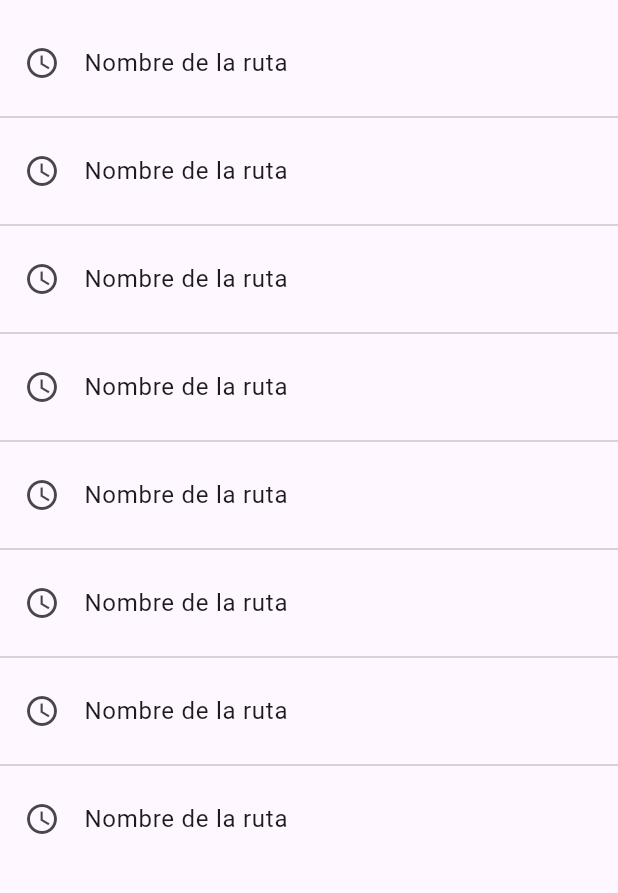
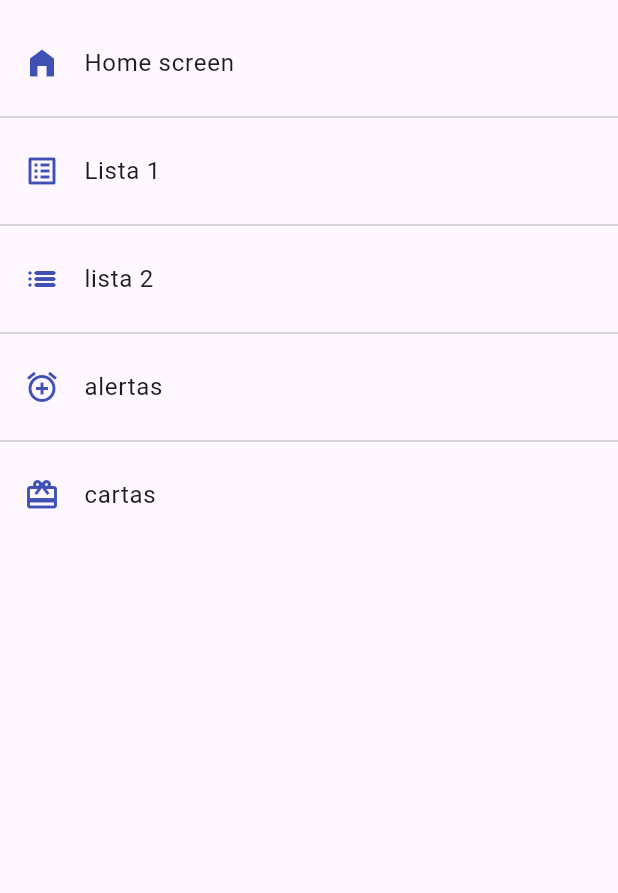
Before and after one commit to jesWeb/Componentes_Flutter, a Flutter app: the screen it shows after launch, on a phone screen of 412 x 824 dp, the part 63-956 px from its top. Run offline on Flutter 3.47's test engine with Material 3 defaults, Android fonts, the phone set to English and light mode, and no system bars.

Commit message:
creamos todos los archivos de las rutas para hacerlas dinamicas

```diff
--- a/lib/main.dart
+++ b/lib/main.dart
@@ -16,7 +16,7 @@ class MyApp extends StatelessWidget {
       title: 'Material App Bar',
       // home: const CardScreen(),
       //indicar cual es la ruta principal
-      initialRoute: AppRouter.initiaRoute,
+      initialRoute: AppRouter.initialRoute,
       //dfinir routes de la app
       //forma uno
       // routes: {
@@ -27,7 +27,7 @@ class MyApp extends StatelessWidget {
       //    'card': (BuildContext context) => const CardScreen()
       // },
       //forma 2
-      routes:AppRouter.routes ,
+      routes:AppRouter.getAppRoutes() ,
       //ongenerateRoure
       onGenerateRoute: AppRouter.onGenerateRoute,
 
--- a/lib/models/models.dart
+++ b/lib/models/models.dart
@@ -1 +1,2 @@
-export 'package:fl_components/models/menu_option.dart';
+export '../models/menu_option.dart';
+// export 'menu_option.dart';
--- a/lib/router/app_router.dart
+++ b/lib/router/app_router.dart
@@ -4,7 +4,7 @@ import 'package:componentes/screens/screens.dart';
 import 'package:flutter/material.dart';
 
 class AppRouter {
-  static const initiaRoute = 'Home';
+  static const initialRoute = 'home';
   //esta es otra forma de crear las rutas pero aqui asiganmos nombre y iconos y rutas
   static final menuOptions = <MenuOption>[
     MenuOption(
@@ -34,13 +34,25 @@ class AppRouter {
         icon: Icons.card_giftcard_outlined)
   ];
 
-  static Map<String, Widget Function(BuildContext)> routes = {
-    'Home': (BuildContext context) => const HomeScreen(),
-    'Listview1': (BuildContext context) => const Listview1Screen(),
-    'Listview2': (BuildContext context) => const Listview2Screen(),
-    'alert': (BuildContext context) => const AlertScreen(),
-    'card': (BuildContext context) => const CardScreen()
-  };
+  //metodo de mapeo de rutas, up
+  static Map<String, Widget Function(BuildContext)> getAppRoutes() {
+    Map<String, Widget Function(BuildContext)> appRoutes = {};
+
+    for (final options in menuOptions) {
+      appRoutes
+          .addAll({options.route: (BuildContext context) => options.screen});
+    }
+    return appRoutes;
+  }
+
+//rutas forma uno
+  // static Map<String, Widget Function(BuildContext)> routes = {
+  //   'Home': (BuildContext context) => const HomeScreen(),
+  //   'Listview1': (BuildContext context) => const Listview1Screen(),
+  //   'Listview2': (BuildContext context) => const Listview2Screen(),
+  //   'alert': (BuildContext context) => const AlertScreen(),
+  //   'card': (BuildContext context) => const CardScreen()
+  // };
 
   // ongeerateRoutes
   static Route<dynamic> onGenerateRoute(RouteSettings settings) {
--- a/lib/screens/home_screen.dart
+++ b/lib/screens/home_screen.dart
@@ -1,20 +1,24 @@
-import 'package:componentes/screens/screens.dart';
+// import 'package:componentes/screens/screens.dart';
 import 'package:flutter/material.dart';
+
+import '../router/app_router.dart';
 
 class HomeScreen extends StatelessWidget {
   const HomeScreen({super.key});
 
   @override
   Widget build(BuildContext context) {
+    final menuOpc = AppRouter.menuOptions;
+
     return Scaffold(
         appBar: AppBar(
           title: const Text('Componentes en flutter'),
           elevation: 0,
         ),
         body: ListView.separated(
-          itemBuilder: (context, index) => ListTile(
-            title: const Text('Nombre de la ruta'),
-            leading: const Icon(Icons.access_time),
+            itemBuilder: (context, i) => ListTile(
+                  title: Text(menuOpc[i].name),
+                  leading: Icon(menuOpc[i].icon, color: Colors.indigo,),
                   onTap: () {
                     //forma de navegacion uno
                     // final route = MaterialPageRoute(
@@ -23,14 +27,12 @@ class HomeScreen extends StatelessWidget {
                     // Navigator.push(context, route);
 
                     //forma dos
-             Navigator.pushNamed(context,'Listview1');
-
-
+                    // Navigator.pushNamed(context,'home');
+                    Navigator.pushNamed(context, menuOpc[i].route);
                   },
                 ),
             separatorBuilder: (_, __) => const Divider(),
-          itemCount: 8,
-        ));
+            itemCount: menuOpc.length));
   }
 }
 
```
Lines whose indentation alone changed are shown as unchanged.
